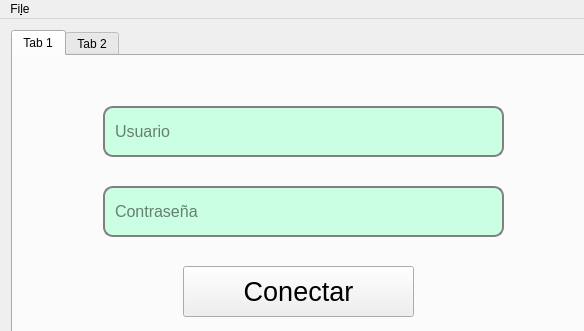
ChristopherCousin/WTCR, file management/mainwindow.ui: the form before one commit; both pictures show x 0 to 584 and y 0 to 331 of the 799 by 580 pixel window.
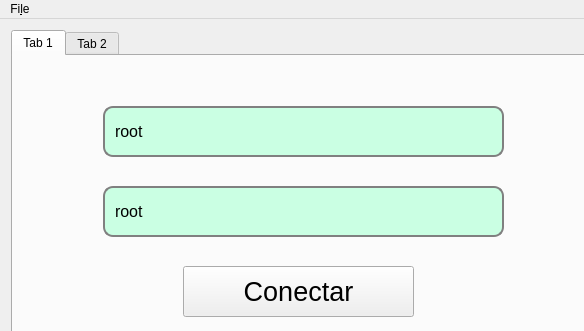
The form after the commit. The open tabs and pages were chosen to show the change. Icons and pictures are not drawn.

Diff of the .ui file:
```diff
--- a/management/mainwindow.ui
+++ b/management/mainwindow.ui
@@ -54,6 +54,9 @@
 font-size: 16px;}
 QLineEdit:focus { background-color:rgb(192, 192, 255);}</string>
         </property>
+        <property name="text">
+         <string>root</string>
+        </property>
         <property name="placeholderText">
          <string>Usuario</string>
         </property>
@@ -97,6 +100,9 @@
 font-size: 16px;}
 QLineEdit:focus { background-color:rgb(192, 192, 255);}</string>
         </property>
+        <property name="text">
+         <string>root</string>
+        </property>
         <property name="placeholderText">
          <string>Contraseña</string>
         </property>
```
Left out of the diff: 7 changed lines with no effect on the pictures.
